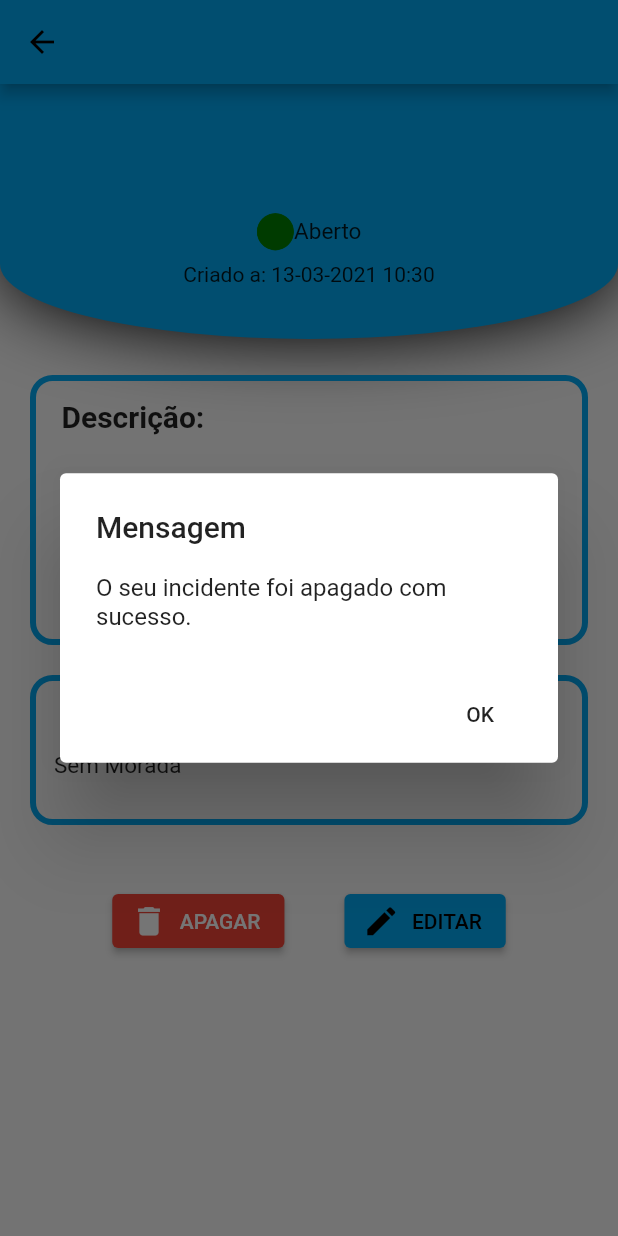
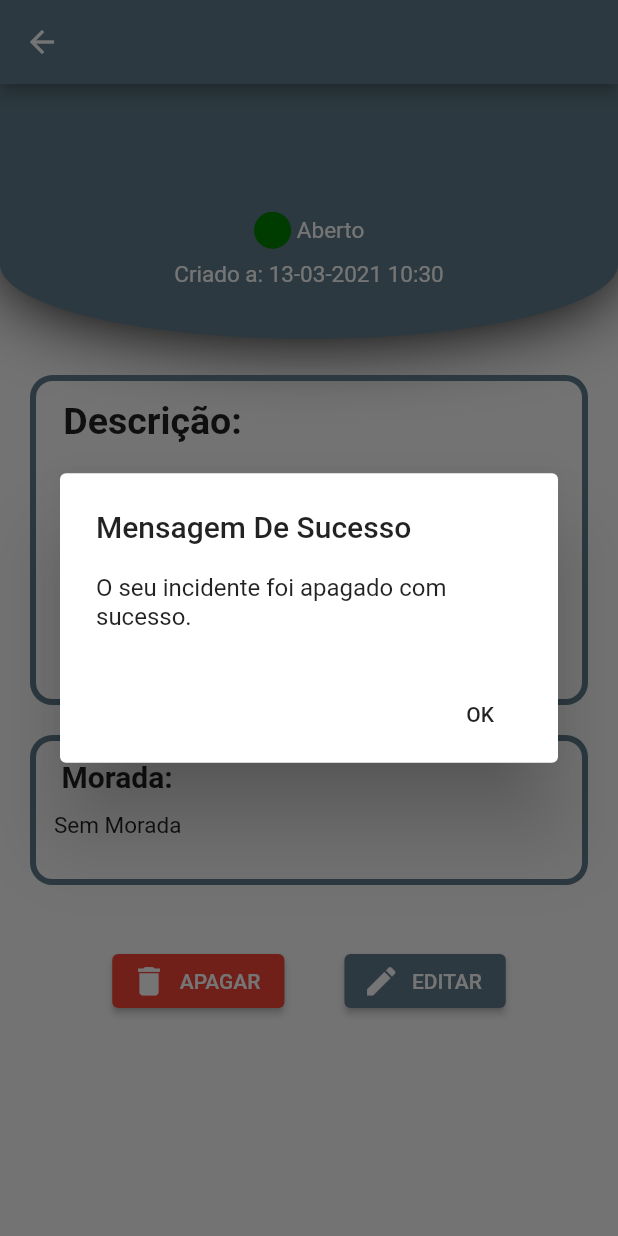
Before and after one commit to mdmourao/mini-projeto-flutter-Martim-21805485, a Flutter app: the DetailIncidenteScreen screen opened directly with empty values, after a tap on "APAGAR", on a phone screen of 412 x 824 dp. Run offline on Flutter 3.47's test engine with Material 2 defaults, Android fonts, the phone set to English and light mode, and no system bars; our stand-ins replace animated_text_kit, rxdart; missing offline and left inert: hardware_buttons, shake, volume_watcher.

Commit message:
All done, colors update and fixed overflow

```diff
--- a/lib/data/datasourceincidentes.dart
+++ b/lib/data/datasourceincidentes.dart
@@ -10,7 +10,7 @@ class DataSourceIncidente {
       morada: "Rua Joana"),
     Incidente(titulo: "Caiu Poste Eletricidade",
         descricao: "Lorem ipsum dolor sit amet, consectetur adipiscing elit Aliquam porta elementum sem, non rutrum odio iaculis sed. Donec eget libero pellentesque, feugiat leo egestas, rutrum lacus.",
-        morada: "Rua Joana",resolvido: true),
+        morada: "Rua Joana"),
     Incidente(titulo: "Fuga Esgotos na Estrada",
         descricao: "Lorem ipsum dolor sit amet, consectetur adipiscing elit Aliquam porta elementum sem, non rutrum odio iaculis sed. Donec eget libero pellentesque, feugiat leo egestas, rutrum lacus.",
         morada: "Rua Joana"),
@@ -54,10 +54,10 @@ class DataSourceIncidente {
         allPos.add(i);
       }
     }
-    var random = rng.nextInt(allPos.length);
     if(allPos.length == 0){
       return;
     }
+    var random = rng.nextInt(allPos.length);
     _datasource.elementAt(allPos.elementAt(random)).resolvido = true;
   }
 
--- a/lib/detailIncidenteScreen.dart
+++ b/lib/detailIncidenteScreen.dart
@@ -17,7 +17,8 @@ class DetailIncidenteScreen extends StatelessWidget {
     if (isClosed) {
       return Scaffold(
           appBar: AppBar(title: Text("Detalhes")),
-          body: Column(children: [
+          body: SingleChildScrollView(
+            child: Column(children: [
               Container(
                 height: 170.0,
                 width: double.infinity,
@@ -32,11 +33,14 @@ class DetailIncidenteScreen extends StatelessWidget {
                       crossAxisAlignment: CrossAxisAlignment.center,
                       //Center Row contents vertically,
                       children: [
-                      Text(
+                        Expanded(
+                          child: Text(
                             incidente.titulo,
+                            textAlign: TextAlign.center,
                             style: TextStyle(
-                            fontWeight: FontWeight.bold, fontSize: 30),
+                                fontSize: 30,color: Colors.white),
                           ),
+                        )
                       ],
                     ),
                     Padding(
@@ -55,12 +59,11 @@ class DetailIncidenteScreen extends StatelessWidget {
                               shape: BoxShape.circle,
                               image: new DecorationImage(
                                   fit: BoxFit.cover,
-                                image:
-                                    AssetImage("lib/assets/close.png"))),
+                                  image: AssetImage("lib/assets/close.png"))),
                         ),
                         Text(
                           "Fechado",
-                        style: TextStyle(fontSize: 15),
+                          style: TextStyle(fontSize: 15, color: Colors.white),
                         ),
                       ],
                     ),
@@ -72,12 +75,12 @@ class DetailIncidenteScreen extends StatelessWidget {
                       //Center Row contents horizontally,
                       crossAxisAlignment: CrossAxisAlignment.center,
                       //Center Row contents vertically,
-                    children: [Text("Criado a: " + incidente.toStringDate())],
+                      children: [Text("Criado a: " + incidente.toStringDate(),  style: TextStyle(fontSize: 15,color: Colors.white),)],
                     ),
                   ],
                 )),
                 decoration: new BoxDecoration(
-                color: Colors.lightBlue,
+                  color: Colors.blueGrey,
                   boxShadow: [new BoxShadow(blurRadius: 40.0)],
                   borderRadius: new BorderRadius.vertical(
                       bottom: new Radius.elliptical(
@@ -90,7 +93,7 @@ class DetailIncidenteScreen extends StatelessWidget {
               Stack(children: <Widget>[
                 Container(
                   width: double.infinity,
-                height: 180,
+                  height: 220,
                   margin: EdgeInsets.fromLTRB(20, 10, 20, 20),
                   padding: EdgeInsets.only(bottom: 10),
                   child: Padding(
@@ -123,7 +126,7 @@ class DetailIncidenteScreen extends StatelessWidget {
                     ),
                   ),
                   decoration: BoxDecoration(
-                  border: Border.all(color: Colors.lightBlue, width: 4),
+                    border: Border.all(color: Colors.blueGrey, width: 4),
                     borderRadius: BorderRadius.circular(15),
                     shape: BoxShape.rectangle,
                   ),
@@ -132,7 +135,7 @@ class DetailIncidenteScreen extends StatelessWidget {
               Stack(children: <Widget>[
                 Container(
                   width: double.infinity,
-                height: 120,
+                  height: 100,
                   margin: EdgeInsets.fromLTRB(20, 10, 20, 0),
                   padding: EdgeInsets.only(bottom: 10),
                   child: Padding(
@@ -156,7 +159,9 @@ class DetailIncidenteScreen extends StatelessWidget {
                         SizedBox(
                             width: double.infinity,
                             child: Text(
-                            incidente.morada.isEmpty ? "Sem Morada" :  incidente.morada,
+                              incidente.morada.isEmpty
+                                  ? "Sem Morada"
+                                  : incidente.morada,
                               style: TextStyle(
                                 fontSize: 15,
                               ),
@@ -165,17 +170,19 @@ class DetailIncidenteScreen extends StatelessWidget {
                     ),
                   ),
                   decoration: BoxDecoration(
-                  border: Border.all(color: Colors.lightBlue, width: 4),
+                    border: Border.all(color: Colors.blueGrey, width: 4),
                     borderRadius: BorderRadius.circular(15),
                     shape: BoxShape.rectangle,
                   ),
                 ),
               ]),
-          ]));
+            ]),
+          ));
     } else {
       return Scaffold(
           appBar: AppBar(title: Text(incidente.titulo)),
-        body: Column(children: [
+          body: SingleChildScrollView(
+            child: Column(children: [
               Container(
                 height: 170.0,
                 width: double.infinity,
@@ -190,11 +197,14 @@ class DetailIncidenteScreen extends StatelessWidget {
                       crossAxisAlignment: CrossAxisAlignment.center,
                       //Center Row contents vertically,
                       children: [
-                        Text(
+                        Expanded(
+                          child: Text(
                             incidente.titulo,
+                            textAlign: TextAlign.center,
                             style: TextStyle(
-                              fontWeight: FontWeight.bold, fontSize: 30),
+                            color: Colors.white,fontSize: 30),
                           ),
+                        )
                       ],
                     ),
                     Padding(
@@ -214,14 +224,12 @@ class DetailIncidenteScreen extends StatelessWidget {
                               image: new DecorationImage(
                                   fit: BoxFit.cover,
                                   image: incidente.resolvido
-                                      ? AssetImage(
-                                      "lib/assets/checkgreen.png")
-                                      : AssetImage(
-                                      "lib/assets/green.png"))),
+                                      ? AssetImage("lib/assets/checkgreen.png")
+                                      : AssetImage("lib/assets/green.png"))),
                         ),
                         Text(
-                          incidente.resolvido ? "Resolvido" : "Aberto",
-                          style: TextStyle(fontSize: 15),
+                          incidente.resolvido ? " Resolvido" : " Aberto",
+                          style: TextStyle(fontSize: 15,color: Colors.white),
                         ),
                       ],
                     ),
@@ -233,12 +241,12 @@ class DetailIncidenteScreen extends StatelessWidget {
                       //Center Row contents horizontally,
                       crossAxisAlignment: CrossAxisAlignment.center,
                       //Center Row contents vertically,
-                      children: [Text("Criado a: " + incidente.toStringDate())],
+                      children: [Text("Criado a: " + incidente.toStringDate(),  style: TextStyle(fontSize: 15,color: Colors.white),)],
                     ),
                   ],
                 )),
                 decoration: new BoxDecoration(
-              color: Colors.lightBlue,
+                  color: Colors.blueGrey,
                   boxShadow: [new BoxShadow(blurRadius: 40.0)],
                   borderRadius: new BorderRadius.vertical(
                       bottom: new Radius.elliptical(
@@ -251,7 +259,7 @@ class DetailIncidenteScreen extends StatelessWidget {
               Stack(children: <Widget>[
                 Container(
                   width: double.infinity,
-              height: 180,
+                  height: 220,
                   margin: EdgeInsets.fromLTRB(20, 20, 20, 20),
                   padding: EdgeInsets.only(bottom: 10),
                   child: Padding(
@@ -263,7 +271,7 @@ class DetailIncidenteScreen extends StatelessWidget {
                             Text(
                               " Descrição:",
                               style: TextStyle(
-                            fontSize: 20,
+                                fontSize: 25,
                                 fontWeight: FontWeight.bold,
                               ),
                             )
@@ -284,7 +292,7 @@ class DetailIncidenteScreen extends StatelessWidget {
                     ),
                   ),
                   decoration: BoxDecoration(
-                border: Border.all(color: Colors.lightBlue, width: 4),
+                    border: Border.all(color: Colors.blueGrey, width: 4),
                     borderRadius: BorderRadius.circular(15),
                     shape: BoxShape.rectangle,
                   ),
@@ -317,7 +325,9 @@ class DetailIncidenteScreen extends StatelessWidget {
                         SizedBox(
                             width: double.infinity,
                             child: Text(
-                          incidente.morada.isEmpty ? "Sem Morada" :  incidente.morada,
+                              incidente.morada.isEmpty
+                                  ? "Sem Morada"
+                                  : incidente.morada,
                               style: TextStyle(
                                 fontSize: 15,
                               ),
@@ -326,7 +336,7 @@ class DetailIncidenteScreen extends StatelessWidget {
                     ),
                   ),
                   decoration: BoxDecoration(
-                border: Border.all(color: Colors.lightBlue, width: 4),
+                    border: Border.all(color: Colors.blueGrey, width: 4),
                     borderRadius: BorderRadius.circular(15),
                     shape: BoxShape.rectangle,
                   ),
@@ -346,7 +356,7 @@ class DetailIncidenteScreen extends StatelessWidget {
                       primary: Colors.red, // background
                       onPrimary: Colors.white, // foreground
                     ),
-                onPressed: () {
+                    onPressed: incidente.resolvido ? null : () {
                       IncidenteBlocProvider.getInstance().remove(incidente);
                       showAlertDialog(context);
                     },
@@ -371,8 +381,8 @@ class DetailIncidenteScreen extends StatelessWidget {
                   ),
                 ],
               )
-        ])
-      );
+            ]),
+          ));
     }
   }
 
@@ -392,7 +402,7 @@ class DetailIncidenteScreen extends StatelessWidget {
 
     // configura o  AlertDialog
     AlertDialog alerta = AlertDialog(
-      title: Text("Mensagem"),
+      title: Text("Mensagem De Sucesso"),
       content: Text("O seu incidente foi apagado com sucesso."),
       actions: [
         okButton,
--- a/lib/formularioScreen.dart
+++ b/lib/formularioScreen.dart
@@ -115,8 +115,11 @@ class _myFormState extends State<myForm> {
                       if (value.isEmpty) {
                         return 'Descrição é obrigatório';
                       }
-                      if (value.length < 100 || value.length > 200) {
-                        return 'Descrição têm que ter entre 100 a 200 caracteres';
+                      if (value.length < 100) {
+                        return 'Descrição têm que ter mais de 100 caracteres';
+                      }
+                      if (value.length > 200) {
+                        return 'Descrição têm que ter menos de 200 caracteres';
                       }
                       return null;
                     },
@@ -194,7 +197,7 @@ class _myFormState extends State<myForm> {
     );
     // configura o  AlertDialog
     AlertDialog alerta = AlertDialog(
-      title: Text("Mensagem"),
+      title: Text("Mensagem De Sucesso"),
       content: Text(i == null ? "O seu incidente foi submetido com sucesso." : "O seu incidente foi editado com sucesso."),
       actions: [
         okButton,
--- a/lib/incidentesAbertosScreen.dart
+++ b/lib/incidentesAbertosScreen.dart
@@ -13,12 +13,14 @@ import 'package:flutter/material.dart';
 import 'package:hardware_buttons/hardware_buttons.dart' as HardwareButtons;
 
 class IncidentesAbertosScreen extends StatelessWidget {
-
-
   @override
   Widget build(BuildContext context) {
     return Scaffold(
-        appBar: AppBar(title: Text("Incidentes Abertos e Resolvidos")),
+        appBar: AppBar(
+            title: Text("Incidentes Abertos e Resolvidos", style: TextStyle(
+              color: Colors.white,
+            ),),
+        ),
         body: StreamBuilder(
           initialData: [Incidente(titulo: "Teste")],
           stream: IncidenteBlocProvider.getInstance().output,
@@ -65,37 +67,38 @@ class ListaIncidente extends StatelessWidget {
             key: UniqueKey(),
             confirmDismiss: (direction) async {
               if (item.resolvido) {
-                Scaffold.of(context).showSnackBar(
-                    SnackBar(content: Text("O seu incidente foi dado como fechado.")));
+                Scaffold.of(context).showSnackBar(SnackBar(
+                    content: Text("O seu incidente foi dado como fechado.")));
                 return true;
-              } else{
-                Scaffold.of(context).showSnackBar(
-                    SnackBar(content: Text("Este incidente ainda não se encontra resolvido, por isso não pode transitar para a lista dos fechados.")));
+              } else {
+                Scaffold.of(context).showSnackBar(SnackBar(
+                    content: Text(
+                        "Este incidente ainda não se encontra resolvido, por isso não pode transitar para a lista dos fechados.")));
                 return false;
               }
             },
             onDismissed: (direction) {
               IncidenteBlocProvider.getInstance().close(item);
-
             },
             child: Column(
               children: [
                 Padding(
                     padding: const EdgeInsets.all(10.0),
                     child: GestureDetector(
-                      onDoubleTap: () =>  {
-                            IncidenteBlocProvider.getInstance().resolveIncidente(),
-                          Scaffold.of(context).showSnackBar(
-                          SnackBar(content: Text("Um dos seus incidentes foi dado como resolvido.")))
-
+                      onDoubleTap: () => {
+                        IncidenteBlocProvider.getInstance().resolveIncidente(),
+                        Scaffold.of(context).showSnackBar(SnackBar(
+                            content: Text(
+                                "Um dos seus incidentes foi dado como resolvido.")))
                       },
                       onTap: () => {
-                            Navigator.push(
-                                context,
-                                MaterialPageRoute(
-                                  builder: (context) => DetailIncidenteScreen(incidente: item,),
-                                )
-                            )
+                        Navigator.push(
+                            context,
+                            MaterialPageRoute(
+                              builder: (context) => DetailIncidenteScreen(
+                                incidente: item,
+                              ),
+                            ))
                       },
                       child: Card(
                         color: Colors.white60,
@@ -144,12 +147,14 @@ class ListaIncidente extends StatelessWidget {
                                   Navigator.push(
                                       context,
                                       MaterialPageRoute(
-                                        builder: (context) => DetailIncidenteScreen(incidente: item,),
-                                      )
-                                  );
+                                        builder: (context) =>
+                                            DetailIncidenteScreen(
+                                          incidente: item,
+                                        ),
+                                      ));
                                 },
                                 elevation: 5.0,
-                                fillColor: Colors.lightBlue,
+                                fillColor: Colors.blueGrey,
                                 child: Icon(
                                   Icons.more_horiz_outlined,
                                   color: Colors.white,
@@ -173,6 +178,4 @@ class ListaIncidente extends StatelessWidget {
       ),
     );
   }
-
-
 }
--- a/lib/incidentesFechadosScreen.dart
+++ b/lib/incidentesFechadosScreen.dart
@@ -73,8 +73,8 @@ class ListaIncidente extends StatelessWidget {
                             Padding(
                               padding: const EdgeInsets.all(8.0),
                               child: Container(
-                                  width: 50.0,
-                                  height: 50.0,
+                                  width: 40.0,
+                                  height: 40.0,
                                   decoration: new BoxDecoration(
                                       shape: BoxShape.circle,
                                       image: new DecorationImage(
@@ -113,7 +113,7 @@ class ListaIncidente extends StatelessWidget {
                                 );
                               },
                               elevation: 5.0,
-                              fillColor: Colors.lightBlue,
+                              fillColor: Colors.blueGrey,
                               child: Icon(
                                 Icons.more_horiz_outlined,
                                 color: Colors.white,
--- a/lib/main.dart
+++ b/lib/main.dart
@@ -30,7 +30,7 @@ class MyApp extends StatelessWidget {
     return MaterialApp(
       title: 'iQueChumbei',
       theme: ThemeData(
-        primarySwatch: Colors.lightBlue,
+        primarySwatch: Colors.blueGrey,
       ),
         home: IncidentesAbertosScreen (),
     );
--- a/pubspec.yaml
+++ b/pubspec.yaml
@@ -35,6 +35,7 @@ dependencies:
   shake: 0.1.0
   volume_watcher: ^1.3.1
   hardware_buttons: ^1.0.0
+
 
 dev_dependencies:
   flutter_test:
```
Also changed, not shown: lib/assets/manutencao.png. Lines whose indentation alone changed are shown as unchanged.
